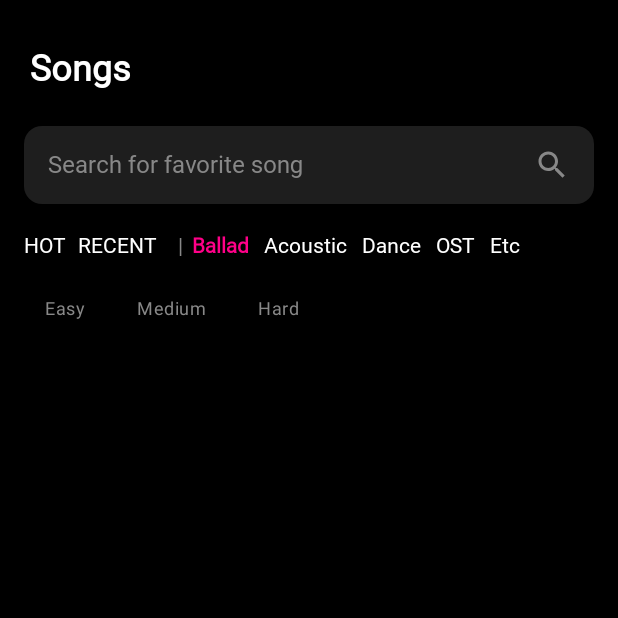
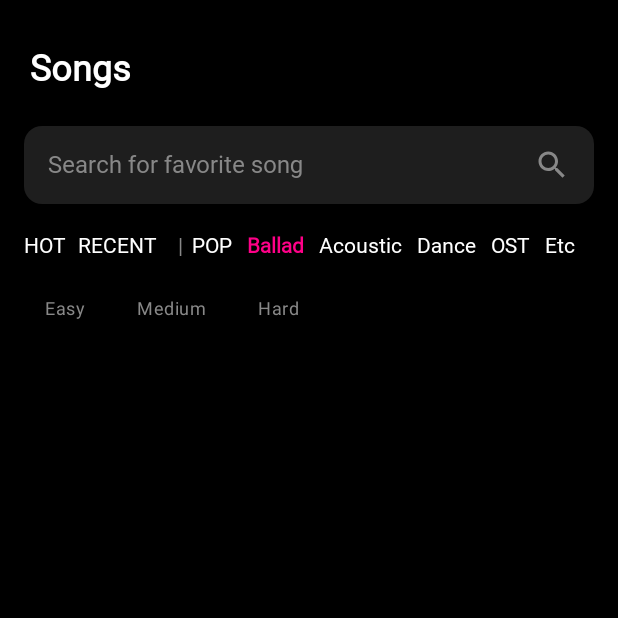
Before and after one commit to onyou-sub/PracticSing, an Android app built with Jetpack Compose: the composable SongScreen shown on its own in the app's theme, after a tap on "Ballad", on a phone screen of 412 x 824 dp, the top half of it. Run offline under Robolectric (Android 15) with nearby library versions, the phone set to English and light mode, and no system bars; our stand-ins replace Firebase (no records; nobody signed in at launch, a user with empty details on screens opened directly); pictures from the network do not load; Roboto replaces fonts that are not available here; 3 other taps on this screen came first.

Commit message:
Added pop song category

```diff
--- a/app/src/main/java/com/example/practicsing/ui/song/components/SongCategoryTabs.kt
+++ b/app/src/main/java/com/example/practicsing/ui/song/components/SongCategoryTabs.kt
@@ -23,11 +23,10 @@ fun SongCategoryTabs(
 ) {
     val fixedTabs = listOf("HOT", "RECENT")
 
-    // 🔹 Genre Enum 기반으로 스크롤 영역 구성 (POP은 제외)
+    // 🔹 Genre Enum 기반으로 스크롤 영역 구성
     val scrollTabs: List<String> =
         Genre.values()
-            .filter { it != Genre.POP }      // Figma 상 POP은 탭에 없어서 제외
-            .map { it.name }                 // "Ballad", "Acoustic", "Dance", "OST", "Etc"
+            .map { it.name }                 // "POP", "Ballad", "Acoustic", "Dance", "OST", "Etc"
 
     Row(
         modifier = Modifier.fillMaxWidth(),
@@ -63,7 +62,7 @@ fun SongCategoryTabs(
             scrollTabs.forEach { genreName ->
                 val isSelected = selected == genreName
                 Text(
-                    text = genreName,  // "Ballad", "Acoustic" 등
+                    text = genreName,  // "POP", "Ballad", "Acoustic" 등
                     color = if (isSelected) PinkAccent else MainText,
                     style = Typography.bodyMedium,
                     fontWeight = if (isSelected) FontWeight.SemiBold else FontWeight.Normal,
```
